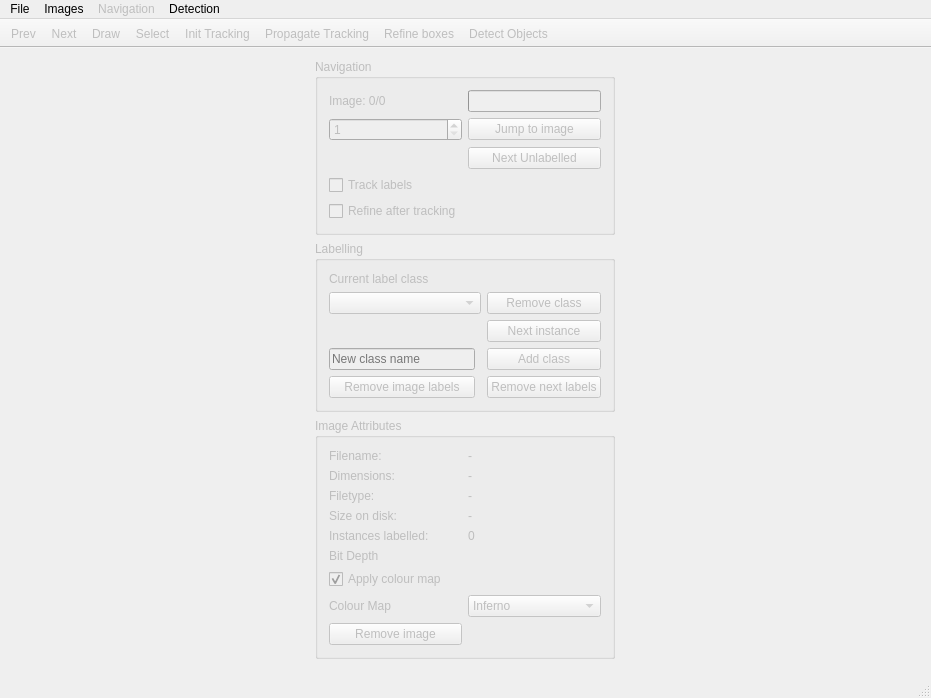
Qt form src/mainwindow.ui (jveitchmichaelis/deeplabel) before a commit.
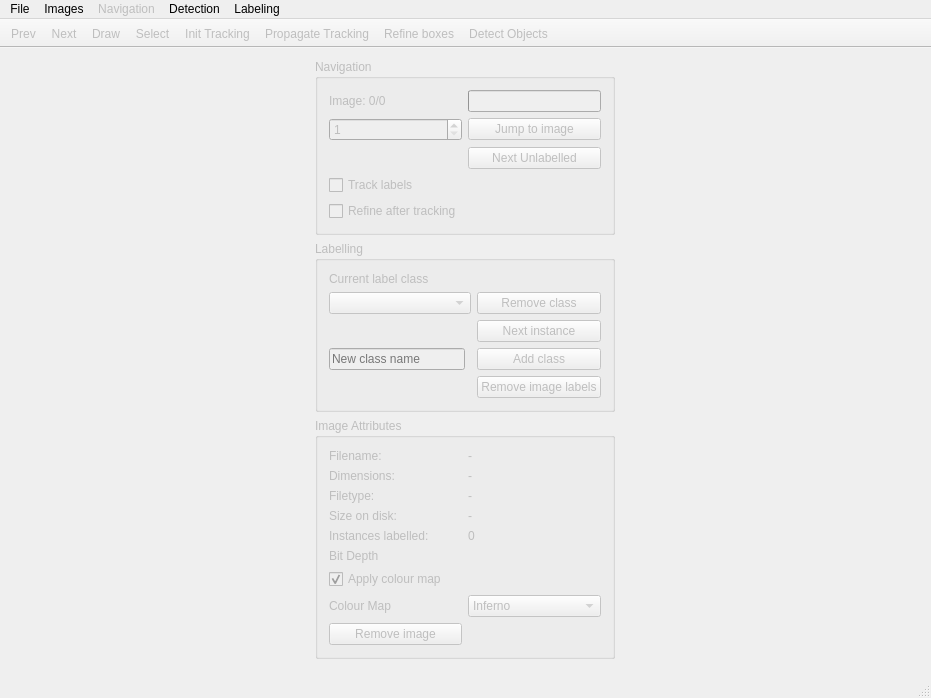
The same form after that commit.

Diff of the .ui file:
```diff
--- a/src/mainwindow.ui
+++ b/src/mainwindow.ui
@@ -187,13 +187,6 @@
           </widget>
          </item>
          <item row="7" column="2">
-          <widget class="QPushButton" name="removeLabelsForwardButton">
-           <property name="text">
-            <string>Remove next labels</string>
-           </property>
-          </widget>
-         </item>
-         <item row="7" column="0">
           <widget class="QPushButton" name="removeImageLabelsButton">
            <property name="text">
             <string>Remove image labels</string>
@@ -455,10 +448,18 @@
     <addaction name="actionCalculate_histograms"/>
     <addaction name="actionRefine_image_range"/>
    </widget>
+   <widget class="QMenu" name="menuLabeling">
+    <property name="title">
+     <string>Labeling</string>
+    </property>
+    <addaction name="actionRemove_image_labels"/>
+    <addaction name="actionRemove_labels_forwards"/>
+   </widget>
    <addaction name="menuFile"/>
    <addaction name="menuImages"/>
    <addaction name="menuNavigation"/>
    <addaction name="menuDetection"/>
+   <addaction name="menuLabeling"/>
   </widget>
   <widget class="QToolBar" name="mainToolBar">
    <property name="enabled">
```
Left out of the diff: 10 changed lines with no effect on the pictures.
